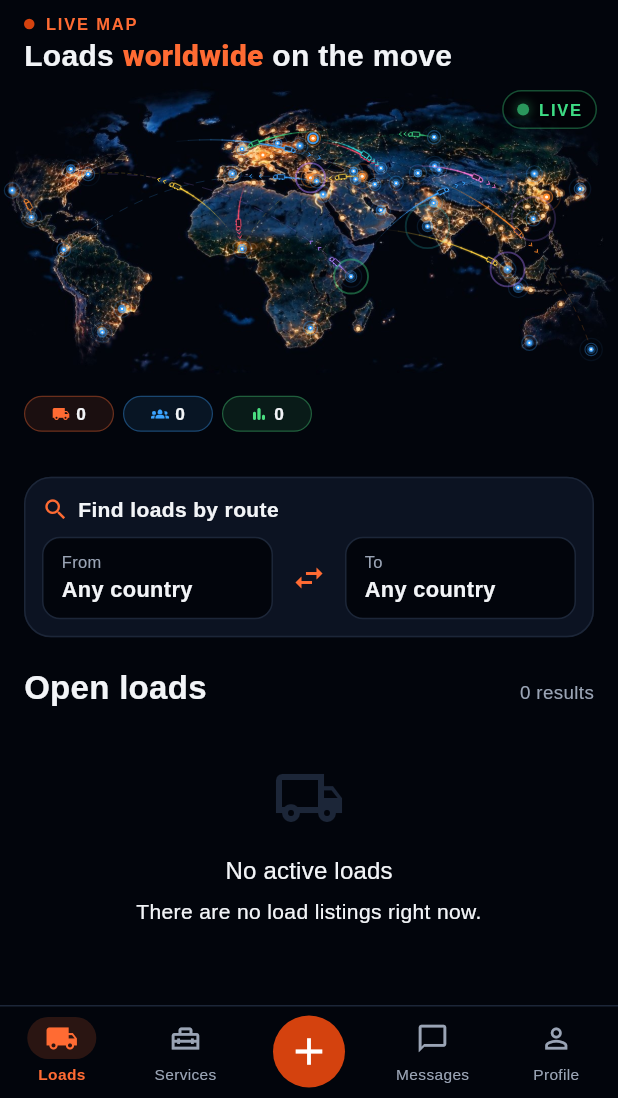
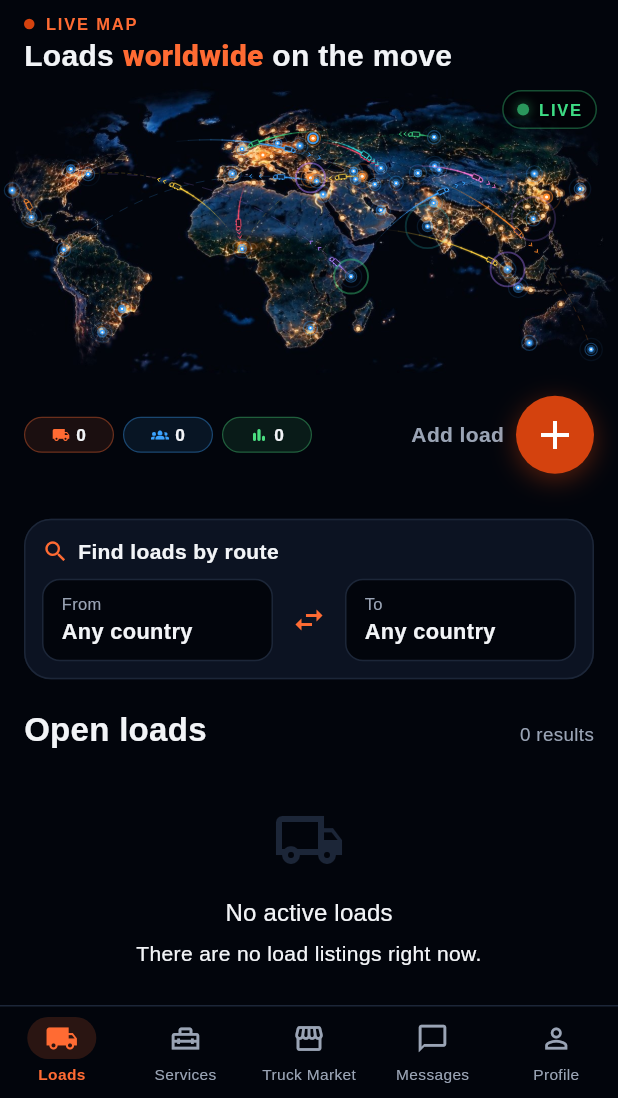
Before and after one commit to xalid9111/freightlink-test, a Flutter app: the screen it shows once a user with an empty profile is signed in, on a phone screen of 412 x 824 dp, the part 138-1236 px from its top. Run offline on Flutter 3.47's test engine with Material 3 defaults, Android fonts, the phone set to English and light mode, and no system bars; our stand-ins replace audioplayers, equatable, file_picker, flutter_dotenv, flutter_map, flutter_riverpod and 8 more; missing offline and left inert: dart:js_interop, record; accounts and stored records are empty; network calls fail; project files that could hold a hidden picture were left out.

Commit message:
Phase 2: bottom bar with TIR Bazarı in the centre; "Yük əlavə et" under the map
Owner's new layout (18.10.2026): Yüklər · Servislər · TIR Bazarı ·
Mesajlar · Profil, all icons the same size, active orange / others grey.
The orange "+" left the bar and now sits on the Loads page under the
live map next to the counters ("Yük əlavə et" + round button) and opens
the same add-load form (/cargo/create).

TIR Bazarı is branch 6 (/market), a deferred library: its code is a
separate part file downloaded only when the tab is opened. Until the
listings stage lands the page says honestly that it is being prepared.

Guard tests updated to the new owner layout (tab order, add-load button
on the Loads page, deferred market); CLAUDE.md §5 updated. New texts in
all 6 languages. No SQL.

Co-Authored-By: Claude Opus 5.5 <noreply@anthropic.com>
Claude-Session: https://claude.ai/code/session_01TwoedHDaZ4iZm6AS71Mrpj

```diff
--- a/assets/i18n/az.json
+++ b/assets/i18n/az.json
@@ -869,5 +869,7 @@
   "act_offer_need_carrier": "Təklif vermək üçün \"Daşıyıcı\" fəaliyyətini aktiv edin.",
   "act_enable": "Aktiv et",
   "register_title": "Qeydiyyat",
-  "register_unified_note": "Bir hesab — bütün imkanlar. Qeydiyyatdan sonra Profildə fəaliyyətlərinizi seçin: Daşıyıcı, Yük verən, Usta / Servis, Satış."
+  "register_unified_note": "Bir hesab — bütün imkanlar. Qeydiyyatdan sonra Profildə fəaliyyətlərinizi seçin: Daşıyıcı, Yük verən, Usta / Servis, Satış.",
+  "nav_market": "TIR Bazarı",
+  "market_coming": "TIR Bazarı hazırlanır. Tezliklə burada yük maşını, qoşqu və texnika satış elanlarını yerləşdirə və axtara biləcəksiniz."
 }
--- a/assets/i18n/en.json
+++ b/assets/i18n/en.json
@@ -869,5 +869,7 @@
   "act_offer_need_carrier": "Turn on the \"Carrier\" activity to make offers.",
   "act_enable": "Turn on",
   "register_title": "Sign up",
-  "register_unified_note": "One account for everything. After signing up choose your activities in Profile: Carrier, Shipper, Mechanic / Service, Selling."
+  "register_unified_note": "One account for everything. After signing up choose your activities in Profile: Carrier, Shipper, Mechanic / Service, Selling.",
+  "nav_market": "Truck Market",
+  "market_coming": "The Truck Market is being prepared. Soon you can post and search sale ads for trucks, trailers and machinery here."
 }
--- a/assets/i18n/tr.json
+++ b/assets/i18n/tr.json
@@ -869,5 +869,7 @@
   "act_offer_need_carrier": "Teklif vermek için \"Taşıyıcı\" faaliyetini açın.",
   "act_enable": "Aç",
   "register_title": "Kayıt",
-  "register_unified_note": "Tek hesap — tüm imkânlar. Kayıttan sonra Profil’de faaliyetlerinizi seçin: Taşıyıcı, Yük veren, Usta / Servis, Satış."
+  "register_unified_note": "Tek hesap — tüm imkânlar. Kayıttan sonra Profil’de faaliyetlerinizi seçin: Taşıyıcı, Yük veren, Usta / Servis, Satış.",
+  "nav_market": "TIR Pazarı",
+  "market_coming": "TIR Pazarı hazırlanıyor. Yakında burada tır, dorse ve iş makinesi satış ilanları verebilecek ve arayabileceksiniz."
 }
--- a/assets/i18n/zh.json
+++ b/assets/i18n/zh.json
@@ -869,5 +869,7 @@
   "act_offer_need_carrier": "开启“承运人”即可报价。",
   "act_enable": "开启",
   "register_title": "注册",
-  "register_unified_note": "一个账户，全部功能。注册后在个人资料中选择：承运人、货主、维修 / 服务、出售。"
+  "register_unified_note": "一个账户，全部功能。注册后在个人资料中选择：承运人、货主、维修 / 服务、出售。",
+  "nav_market": "卡车市场",
+  "market_coming": "卡车市场正在准备中。很快您就可以在这里发布和搜索卡车、挂车和工程机械的出售信息。"
 }
--- a/lib/core/router/app_router.dart
+++ b/lib/core/router/app_router.dart
@@ -34,6 +34,8 @@ import 'go_router_refresh_stream.dart';
 import 'main_shell.dart';
 import 'password_recovery.dart';
 import '../../features/finance/presentation/finance_screen.dart';
+import '../widgets/deferred_page.dart';
+import '../../features/market/presentation/market_home_screen.dart' deferred as market;
 
 /// Phase 1 shipped `appRouter` as a bare top-level GoRouter. Phase 3
 /// promoted it to a Riverpod provider for auth-aware redirects. A later
@@ -291,6 +293,14 @@ final appRouterProvider = Provider<GoRouter>((ref) {
           StatefulShellBranch(routes: [
             GoRoute(path: '/services', builder: (context, state) => const ServicesMapScreen()),
           ]),
+          // Branch 6 — TIR Bazarı: a separate part of the app, downloaded
+          // only when the tab is opened (deferred).
+          StatefulShellBranch(routes: [
+            GoRoute(
+              path: '/market',
+              builder: (context, state) => DeferredPage(load: market.loadLibrary, builder: (_) => market.MarketHomeScreen()),
+            ),
+          ]),
         ],
       ),
     ],
--- a/lib/core/router/main_shell.dart
+++ b/lib/core/router/main_shell.dart
@@ -59,12 +59,16 @@ class MainShell extends ConsumerWidget {
       if (after.any((m) => !known.contains(m.id) && m.senderId != uid)) alert();
     });
     // Branch indices: Loads 0, Search 1, Shipments 2, Messages 3,
-    // Profile 4, Services 5. Search and Shipments are NOT in the bar on
-    // purpose (owner's decision): the load search already sits on the Loads
-    // page under the map. Their routes stay so existing links still work.
+    // Profile 4, Services 5, TIR Bazarı 6. Search and Shipments are NOT in
+    // the bar on purpose (owner's decision): the load search already sits
+    // on the Loads page under the map. Their routes stay so existing links
+    // still work. Owner's layout: Yüklər · Servislər · TIR Bazarı (centre)
+    // · Mesajlar · Profil; "Yük əlavə et" (+) sits on the Loads page under
+    // the map.
     final items = <_NavItem>[
       _NavItem(0, Icons.local_shipping_outlined, Icons.local_shipping, strings.t('nav_home')),
       _NavItem(5, Icons.home_repair_service_outlined, Icons.home_repair_service, strings.t('nav_services')),
+      _NavItem(6, Icons.storefront_outlined, Icons.storefront, strings.t('nav_market')),
       _NavItem(3, Icons.chat_bubble_outline, Icons.chat_bubble, strings.t('nav_messages'), badge: unread.toInt()),
       _NavItem(4, Icons.person_outline, Icons.person, strings.t('nav_profile')),
     ];
@@ -79,8 +83,6 @@ class MainShell extends ConsumerWidget {
         bottomNavigationBar: _BottomBar(
           items: items,
           current: navigationShell.currentIndex,
-          addTooltip: strings.t('nav_add_cargo'),
-          onAdd: () => context.pushOnce('/cargo/create'),
           onTap: (branch) {
             // One tap = one tab switch (iPhone sometimes delivers a tap twice).
             if (!_tabGuard.allow('tab:$branch', DateTime.now())) return;
@@ -113,9 +115,7 @@ class _BottomBar extends StatelessWidget {
   final List<_NavItem> items;
   final int current;
   final ValueChanged<int> onTap;
-  final VoidCallback onAdd;
-  final String addTooltip;
-  const _BottomBar({required this.items, required this.current, required this.onTap, required this.onAdd, required this.addTooltip});
+  const _BottomBar({required this.items, required this.current, required this.onTap});
 
   @override
   Widget build(BuildContext context) {
@@ -129,33 +129,8 @@ class _BottomBar extends StatelessWidget {
             height: 62,
             child: Row(
               children: [
-                for (var i = 0; i < items.length; i++) ...[
-                  // Orange "+" (add a load) in the middle of the bar.
-                  if (i == items.length ~/ 2) Expanded(child: _addButton()),
-                  Expanded(child: _slot(items[i], items[i].branch == current)),
-                ],
+                for (final it in items) Expanded(child: _slot(it, it.branch == current)),
               ],
-            ),
-          ),
-        ),
-      ),
-    );
-  }
-
-  Widget _addButton() {
-    return Center(
-      child: Tooltip(
-        message: addTooltip,
-        child: Material(
-          color: AppColors.accentFill,
-          shape: const CircleBorder(),
-          child: InkWell(
-            customBorder: const CircleBorder(),
-            onTap: onAdd,
-            child: const SizedBox(
-              width: 48,
-              height: 48,
-              child: Icon(Icons.add, color: Colors.white, size: 30),
             ),
           ),
         ),
--- a/lib/features/cargo/presentation/cargo_marketplace_screen.dart
+++ b/lib/features/cargo/presentation/cargo_marketplace_screen.dart
@@ -293,6 +293,10 @@ class _Hero extends ConsumerWidget {
                   label: strings.t('home_stat_24h'),
                   onTap: () => _scrollToFeed(),
                 ),
+                const Spacer(),
+                // "Yük əlavə et" — the add-load button (was the orange + in
+                // the bottom bar; same form: /cargo/create).
+                _AddLoadButton(label: strings.t('nav_add_cargo'), onTap: () => context.pushOnce('/cargo/create')),
               ],
             ),
           ),
@@ -373,6 +377,42 @@ void _scrollToFeed() {
 
 /// Tiny counter pill (~4 mm tall, ~1 cm wide): coloured icon + number.
 /// The label is kept as a tooltip / screen-reader text.
+/// "Yük əlavə et" + big orange round "+" (under the live map).
+class _AddLoadButton extends StatelessWidget {
+  final String label;
+  final VoidCallback onTap;
+  const _AddLoadButton({required this.label, required this.onTap});
+
+  @override
+  Widget build(BuildContext context) {
+    return Semantics(
+      button: true,
+      label: label,
+      child: InkWell(
+        borderRadius: BorderRadius.circular(30),
+        onTap: onTap,
+        child: Row(
+          mainAxisSize: MainAxisSize.min,
+          children: [
+            Text(label, style: const TextStyle(fontSize: 14, color: AppColors.textSoft, fontWeight: FontWeight.w600)),
+            const SizedBox(width: 8),
+            Container(
+              width: 52,
+              height: 52,
+              decoration: const BoxDecoration(
+                color: AppColors.accentFill,
+                shape: BoxShape.circle,
+                boxShadow: [BoxShadow(color: Color(0x66D4420E), blurRadius: 14, offset: Offset(0, 4))],
+              ),
+              child: const Icon(Icons.add, color: Colors.white, size: 32),
+            ),
+          ],
+        ),
+      ),
+    );
+  }
+}
+
 class _StatCard extends StatelessWidget {
   final IconData icon;
   final Color color;
```
Also changed, not shown: lib/core/widgets/deferred_page.dart (added, +39 -0 lines), lib/features/market/presentation/market_home_screen.dart (added, +37 -0 lines), assets/i18n/ka.json, assets/i18n/ru.json, 2 other files.
